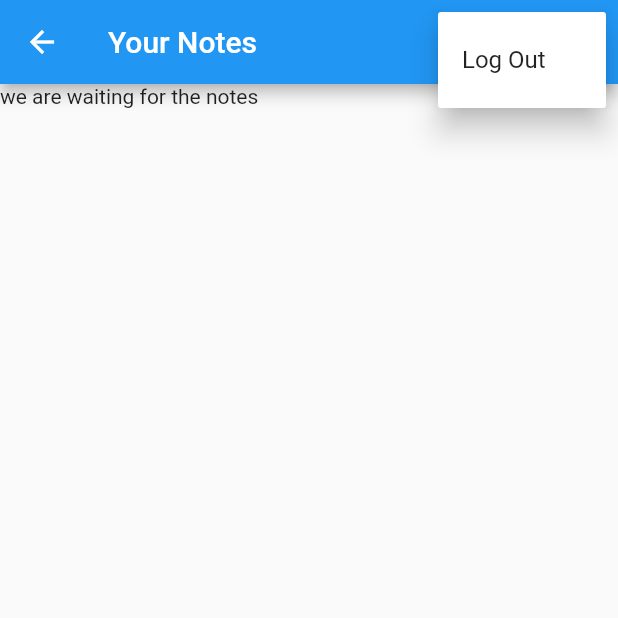
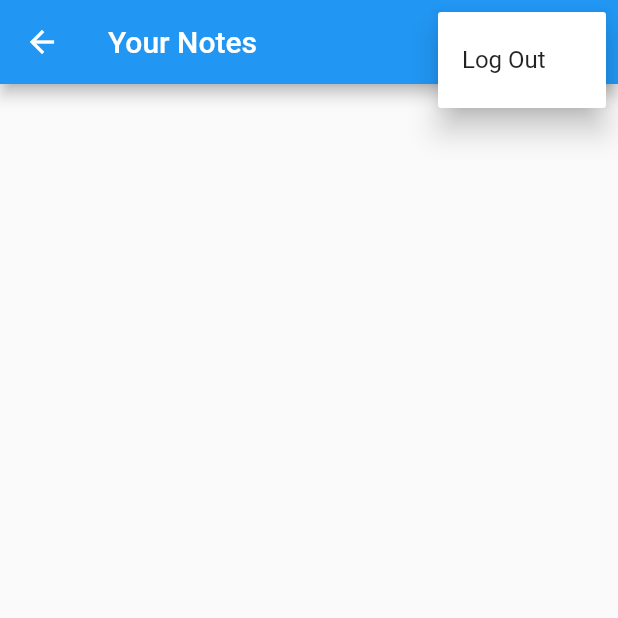
Before and after one commit to dhruvpatidar359/flutterNotes, a Flutter app: the NotesView screen opened by its route, after a tap on the "more vert" icon, on a phone screen of 412 x 824 dp, the top half of it. Run offline on Flutter 3.47's test engine with Material 2 defaults, Android fonts, the phone set to English and light mode, and no system bars; our stand-ins replace firebase_auth, firebase_core, sqflite; accounts and stored records are empty.

Commit message:
Notes is working now

```diff
--- a/tommy/lib/services/crud/note_service.dart
+++ b/tommy/lib/services/crud/note_service.dart
@@ -1,4 +1,5 @@
 import 'dart:async';
+import 'dart:developer';
 
 import 'package:flutter/foundation.dart';
 import 'package:sqflite/sqflite.dart';
@@ -12,12 +13,16 @@
   Database? _db;
   List<DatabaseNote> _notes = [];
   static final NotesService _shared = NotesService._sharedInstance();
-  NotesService._sharedInstance();
+  NotesService._sharedInstance() {
+    _notesStreamController =
+        StreamController<List<DatabaseNote>>.broadcast(onListen: () {
+      _notesStreamController.sink.add(_notes);
+    });
+  }
 
   factory NotesService() => _shared;
 
-  final _notesStreamController =
-      StreamController<List<DatabaseNote>>.broadcast();
+  late final StreamController<List<DatabaseNote>> _notesStreamController;
 
   Stream<List<DatabaseNote>> get allNotes => _notesStreamController.stream;
 
@@ -104,9 +109,11 @@
   Future<DatabaseNote> createNote({required DatabaseUser owner}) async {
     await _ensureDbIsOpen();
     final db = _getDatabaseOrThrow();
-    // make sure the owner exists in the database with  correc id
-    final dbUser = getUser(email: owner.email);
+    // make sure the owner exists in the database with  correct id
+    final dbUser = await getUser(email: owner.email);
+
     if (dbUser != owner) {
+
       throw CouldNotFindUser();
     } else {
       const text = '';
@@ -136,6 +143,9 @@
     if (results.isEmpty) {
       throw CouldNotFindUser();
     } else {
+      // log("chooodd");
+      // log(results.first.toString());
+      // log(DatabaseUser.fromRow(results.first).toString());
       return DatabaseUser.fromRow(results.first);
     }
   }
@@ -276,12 +286,12 @@
 const textColumn = 'text';
 const syncColumn = 'is_synced_with_cloud';
 const dbName = 'notes.db';
-const noteTable = 'notes';
+const noteTable = 'note';
 const userTable = 'user';
 const constcreateUser = ''' CREATE TABLE IF NOT EXISTS "user" (
-	"Id"	INTEGER NOT NULL,
+	"id"	INTEGER NOT NULL,
 	"email"	TEXT NOT NULL UNIQUE,
-	PRIMARY KEY("Id")
+	PRIMARY KEY("id")
 );''';
 
 const constcreateNote = '''CREATE TABLE IF NOT EXISTS "note" (
@@ -289,6 +299,29 @@
 	"user_id"	INTEGER NOT NULL,
 	"text"	TEXT,
 	"is_synced_with_cloud"	INTEGER NOT NULL DEFAULT 0,
-	FOREIGN KEY("user_id") REFERENCES "user"("Id"),
+	FOREIGN KEY("user_id") REFERENCES "user"("id"),
 	PRIMARY KEY("id")
 ); ''';
+
+
+// const dbName = 'notes.db';
+// const noteTable = 'note';
+// const userTable = 'user';
+// const idColumn = 'id';
+// const emailColumn = 'email';
+// const userIdColumn = 'user_id';
+// const textColumn = 'text';
+// const isSyncedWithCloudColumn = 'is_synced_with_cloud';
+// const createUserTable = '''CREATE TABLE IF NOT EXISTS "user" (
+//         "id"	INTEGER NOT NULL,
+//         "email"	TEXT NOT NULL UNIQUE,
+//         PRIMARY KEY("id" AUTOINCREMENT)
+//       );''';
+// const createNoteTable = '''CREATE TABLE IF NOT EXISTS "note" (
+//         "id"	INTEGER NOT NULL,
+//         "user_id"	INTEGER NOT NULL,
+//         "text"	TEXT,
+//         "is_synced_with_cloud"	INTEGER NOT NULL DEFAULT 0,
+//         FOREIGN KEY("user_id") REFERENCES "user"("id"),
+//         PRIMARY KEY("id" AUTOINCREMENT)
+//       );''';
--- a/tommy/lib/views/notes/notes_view.dart
+++ b/tommy/lib/views/notes/notes_view.dart
@@ -26,13 +26,6 @@
   }
 
   @override
-  void dispose() {
-    // TODO: implement dispose
-    _notesService.close();
-    super.dispose();
-  }
-
-  @override
   Widget build(BuildContext context) {
     return Scaffold(
       appBar: AppBar(
@@ -46,6 +39,7 @@
           PopupMenuButton<MenuAction>(
             onSelected: (value) async {
               log(value.name);
+
               switch (value) {
                 case MenuAction.logout:
                   // TODO: Handle thisdf case.
@@ -86,7 +80,27 @@
                     switch (snapshot.connectionState) {
                       case ConnectionState.waiting:
                       case ConnectionState.active:
-                        return const Text("we are waiting for the notes");
+                        if (snapshot.hasData) {
+                          final allNotes = snapshot.data as List<DatabaseNote>;
+
+                          return ListView.builder(
+                            itemCount: allNotes.length,
+                            itemBuilder: (context, index) {
+                              final note = allNotes[index];
+                              return ListTile(
+                                title: Text(
+                                  note.text,
+                                  maxLines: 1,
+                                  softWrap: true,
+                                  overflow: TextOverflow.ellipsis,
+                                ),
+                              );
+                            },
+                          );
+                        } else {
+                          return const CircularProgressIndicator();
+                        }
+
                       default:
                         return const CircularProgressIndicator();
                     }
```
Also changed, not shown: tommy/lib/views/notes/new_note_view.dart (+18 -5 lines).
